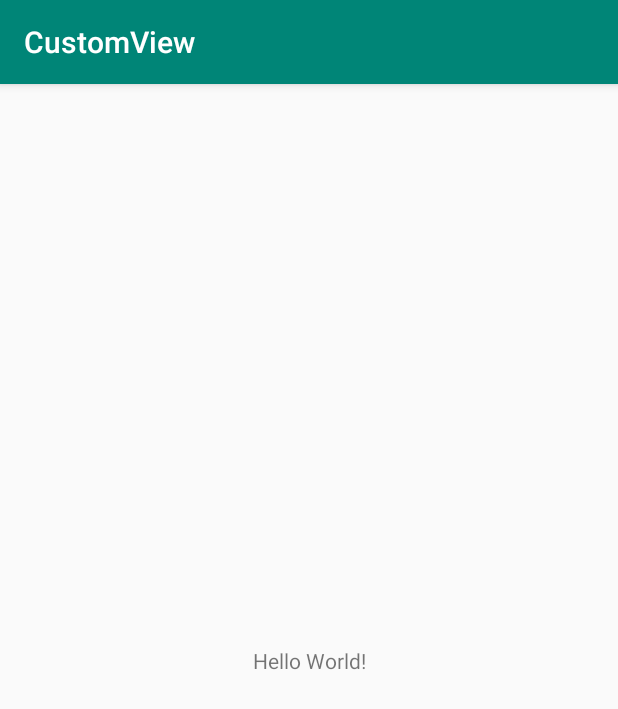
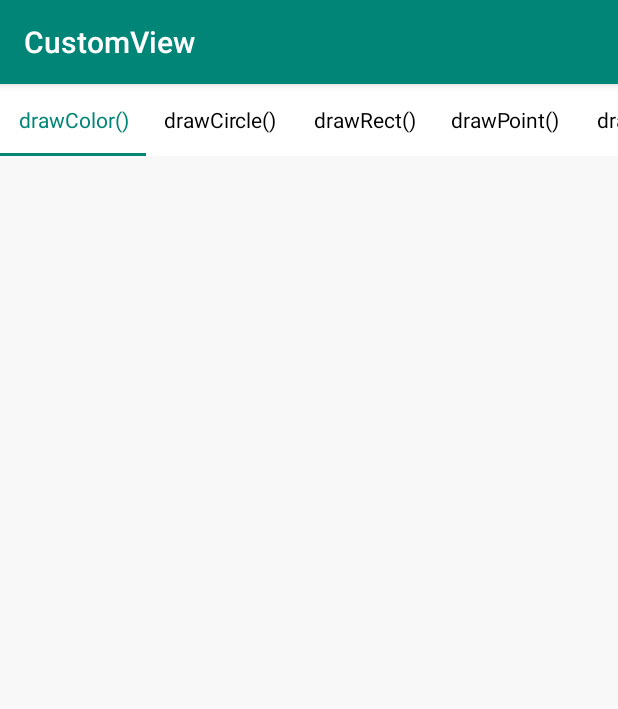
Before and after one commit to ListenerGao/CustomView, an Android app: the screen it shows after launch (MainActivity), on a phone screen of 412 x 824 dp. Shown: the top 709 px of the screen. Run offline under Robolectric (Android 15) with nearby library versions, the phone set to English and light mode, and no system bars.

Commit message:
add basic style

```diff
--- a/app/build.gradle
+++ b/app/build.gradle
@@ -20,9 +20,11 @@ android {
 
 dependencies {
     implementation fileTree(dir: 'libs', include: ['*.jar'])
-    implementation 'com.android.support:appcompat-v7:28.0.0-rc02'
+    implementation 'com.android.support:appcompat-v7:28.0.0'
     implementation 'com.android.support.constraint:constraint-layout:1.1.3'
     testImplementation 'junit:junit:4.12'
     androidTestImplementation 'com.android.support.test:runner:1.0.2'
     androidTestImplementation 'com.android.support.test.espresso:espresso-core:3.0.2'
+
+    implementation 'com.android.support:design:28.0.0'
 }
--- a/app/src/main/java/com/listenergao/customview/MainActivity.java
+++ b/app/src/main/java/com/listenergao/customview/MainActivity.java
@@ -1,7 +1,15 @@
 package com.listenergao.customview;
 
+import android.os.Bundle;
+import android.support.annotation.Nullable;
+import android.support.design.widget.TabLayout;
+import android.support.v4.app.Fragment;
+import android.support.v4.app.FragmentPagerAdapter;
+import android.support.v4.view.ViewPager;
 import android.support.v7.app.AppCompatActivity;
-import android.os.Bundle;
+
+import java.util.ArrayList;
+import java.util.List;
 
 /**
  * create on 19/03/10
@@ -10,9 +18,83 @@ import android.os.Bundle;
  */
 public class MainActivity extends AppCompatActivity {
 
+    private TabLayout mTabLayout;
+    private ViewPager mViewPager;
+
+    private List<PageModel> mPageModel;
+
+
     @Override
     protected void onCreate(Bundle savedInstanceState) {
         super.onCreate(savedInstanceState);
         setContentView(R.layout.activity_main);
+
+        initView();
+        initData();
+
     }
+
+    private void initView() {
+        mTabLayout = findViewById(R.id.tab_layout);
+        mViewPager = findViewById(R.id.view_pager);
+
+    }
+
+    private void initData() {
+
+        mPageModel = new ArrayList<>();
+
+        mPageModel.add(new PageModel(R.layout.sample_color, R.string.title_draw_color));
+        mPageModel.add(new PageModel(R.layout.sample_circle, R.string.title_draw_circle));
+        mPageModel.add(new PageModel(R.layout.sample_rect, R.string.title_draw_rect));
+        mPageModel.add(new PageModel(R.layout.sample_point, R.string.title_draw_point));
+        mPageModel.add(new PageModel(R.layout.sample_oval, R.string.title_draw_oval));
+        mPageModel.add(new PageModel(R.layout.sample_line, R.string.title_draw_line));
+        mPageModel.add(new PageModel(R.layout.sample_round_rect, R.string.title_draw_round_rect));
+        mPageModel.add(new PageModel(R.layout.sample_arc, R.string.title_draw_arc));
+        mPageModel.add(new PageModel(R.layout.sample_path, R.string.title_draw_path));
+        mPageModel.add(new PageModel(R.layout.sample_histogram, R.string.title_draw_histogram));
+        mPageModel.add(new PageModel(R.layout.sample_pie_chart, R.string.title_draw_pie_chart));
+
+
+        mViewPager.setAdapter(new FragmentPagerAdapter(getSupportFragmentManager()) {
+            @Override
+            public Fragment getItem(int i) {
+                PageModel pageModel = mPageModel.get(i);
+                return PageFragment.newInstance(pageModel.sampleLayoutRes);
+            }
+
+            @Override
+            public int getCount() {
+                return mPageModel.size();
+            }
+
+            @Nullable
+            @Override
+            public CharSequence getPageTitle(int position) {
+                return getString(mPageModel.get(position).titleRes);
+            }
+        });
+
+        mTabLayout.setupWithViewPager(mViewPager);
+    }
+
+    private class PageModel {
+        int sampleLayoutRes;
+        int titleRes;
+        int practiceLayoutRes;
+
+        public PageModel(int sampleLayoutRes, int titleRes, int practiceLayoutRes) {
+            this.sampleLayoutRes = sampleLayoutRes;
+            this.titleRes = titleRes;
+            this.practiceLayoutRes = practiceLayoutRes;
+        }
+
+        public PageModel(int sampleLayoutRes, int titleRes) {
+            this.sampleLayoutRes = sampleLayoutRes;
+            this.titleRes = titleRes;
+        }
+    }
+
+
 }
--- /dev/null
+++ b/app/src/main/java/com/listenergao/customview/PageFragment.java
@@ -0,0 +1,55 @@
+package com.listenergao.customview;
+
+import android.os.Bundle;
+import android.support.annotation.NonNull;
+import android.support.annotation.Nullable;
+import android.support.v4.app.Fragment;
+import android.view.LayoutInflater;
+import android.view.View;
+import android.view.ViewGroup;
+import android.view.ViewStub;
+
+/**
+ * create on 2019/3/15
+ *
+ * @author ListenerGao
+ */
+public class PageFragment extends Fragment {
+
+    private static final String TAG = "sampleLayoutRes";
+    private int mSampleLayoutRes;
+
+
+    public static PageFragment newInstance(int sampleLayoutRes) {
+        PageFragment fragment = new PageFragment();
+
+        Bundle bundle = new Bundle();
+        bundle.putInt(TAG, sampleLayoutRes);
+        fragment.setArguments(bundle);
+
+        return fragment;
+    }
+
+    @Nullable
+    @Override
+    public View onCreateView(@NonNull LayoutInflater inflater, @Nullable ViewGroup container, @Nullable Bundle savedInstanceState) {
+        View view = inflater.inflate(R.layout.fragment_page, container, false);
+
+        ViewStub sampleStub = view.findViewById(R.id.sample_stub);
+        sampleStub.setLayoutResource(mSampleLayoutRes);
+        sampleStub.inflate();
+        return view;
+    }
+
+    @Override
+    public void onCreate(@Nullable Bundle savedInstanceState) {
+        super.onCreate(savedInstanceState);
+
+        Bundle arguments = getArguments();
+        if (arguments != null) {
+            mSampleLayoutRes = arguments.getInt(TAG);
+        }
+
+
+    }
+}
--- a/app/src/main/res/layout/activity_main.xml
+++ b/app/src/main/res/layout/activity_main.xml
@@ -1,18 +1,28 @@
 <?xml version="1.0" encoding="utf-8"?>
-<android.support.constraint.ConstraintLayout xmlns:android="http://schemas.android.com/apk/res/android"
+<LinearLayout xmlns:android="http://schemas.android.com/apk/res/android"
     xmlns:app="http://schemas.android.com/apk/res-auto"
     xmlns:tools="http://schemas.android.com/tools"
     android:layout_width="match_parent"
     android:layout_height="match_parent"
+    android:background="#f8f8f8"
+    android:orientation="vertical"
     tools:context=".MainActivity">
 
-    <TextView
-        android:layout_width="wrap_content"
-        android:layout_height="wrap_content"
-        android:text="Hello World!"
-        app:layout_constraintBottom_toBottomOf="parent"
-        app:layout_constraintLeft_toLeftOf="parent"
-        app:layout_constraintRight_toRightOf="parent"
-        app:layout_constraintTop_toTopOf="parent" />
+    <android.support.design.widget.TabLayout
+        android:id="@+id/tab_layout"
+        android:layout_width="match_parent"
+        android:layout_height="48dp"
+        android:background="@android:color/white"
+        app:tabIndicatorColor="@color/colorPrimary"
+        app:tabMode="scrollable"
+        app:tabSelectedTextColor="@color/colorPrimary"
+        app:tabTextAppearance="@android:style/TextAppearance.Widget.TabWidget"
+        app:tabTextColor="@android:color/black" />
 
-</android.support.constraint.ConstraintLayout>
+
+    <android.support.v4.view.ViewPager
+        android:id="@+id/view_pager"
+        android:layout_width="match_parent"
+        android:layout_height="wrap_content" />
+
+</LinearLayout>
--- /dev/null
+++ b/app/src/main/res/layout/fragment_page.xml
@@ -0,0 +1,13 @@
+<?xml version="1.0" encoding="utf-8"?>
+<LinearLayout xmlns:android="http://schemas.android.com/apk/res/android"
+    android:layout_width="match_parent"
+    android:layout_height="match_parent"
+    android:orientation="vertical">
+
+    <ViewStub
+        android:id="@+id/sample_stub"
+        android:layout_width="match_parent"
+        android:layout_height="wrap_content" />
+
+
+</LinearLayout>
--- /dev/null
+++ b/app/src/main/res/layout/sample_arc.xml
@@ -0,0 +1,6 @@
+<?xml version="1.0" encoding="utf-8"?>
+<android.support.constraint.ConstraintLayout
+    xmlns:android="http://schemas.android.com/apk/res/android" android:layout_width="match_parent"
+    android:layout_height="match_parent">
+
+</android.support.constraint.ConstraintLayout>
--- /dev/null
+++ b/app/src/main/res/layout/sample_circle.xml
@@ -0,0 +1,6 @@
+<?xml version="1.0" encoding="utf-8"?>
+<android.support.constraint.ConstraintLayout
+    xmlns:android="http://schemas.android.com/apk/res/android" android:layout_width="match_parent"
+    android:layout_height="match_parent">
+
+</android.support.constraint.ConstraintLayout>
--- /dev/null
+++ b/app/src/main/res/layout/sample_color.xml
@@ -0,0 +1,6 @@
+<?xml version="1.0" encoding="utf-8"?>
+<android.support.constraint.ConstraintLayout
+    xmlns:android="http://schemas.android.com/apk/res/android" android:layout_width="match_parent"
+    android:layout_height="match_parent">
+
+</android.support.constraint.ConstraintLayout>
--- /dev/null
+++ b/app/src/main/res/layout/sample_histogram.xml
@@ -0,0 +1,6 @@
+<?xml version="1.0" encoding="utf-8"?>
+<android.support.constraint.ConstraintLayout
+    xmlns:android="http://schemas.android.com/apk/res/android" android:layout_width="match_parent"
+    android:layout_height="match_parent">
+
+</android.support.constraint.ConstraintLayout>
--- /dev/null
+++ b/app/src/main/res/layout/sample_line.xml
@@ -0,0 +1,6 @@
+<?xml version="1.0" encoding="utf-8"?>
+<android.support.constraint.ConstraintLayout
+    xmlns:android="http://schemas.android.com/apk/res/android" android:layout_width="match_parent"
+    android:layout_height="match_parent">
+
+</android.support.constraint.ConstraintLayout>
--- /dev/null
+++ b/app/src/main/res/layout/sample_oval.xml
@@ -0,0 +1,6 @@
+<?xml version="1.0" encoding="utf-8"?>
+<android.support.constraint.ConstraintLayout
+    xmlns:android="http://schemas.android.com/apk/res/android" android:layout_width="match_parent"
+    android:layout_height="match_parent">
+
+</android.support.constraint.ConstraintLayout>
--- /dev/null
+++ b/app/src/main/res/layout/sample_path.xml
@@ -0,0 +1,6 @@
+<?xml version="1.0" encoding="utf-8"?>
+<android.support.constraint.ConstraintLayout
+    xmlns:android="http://schemas.android.com/apk/res/android" android:layout_width="match_parent"
+    android:layout_height="match_parent">
+
+</android.support.constraint.ConstraintLayout>
--- /dev/null
+++ b/app/src/main/res/layout/sample_pie_chart.xml
@@ -0,0 +1,6 @@
+<?xml version="1.0" encoding="utf-8"?>
+<android.support.constraint.ConstraintLayout
+    xmlns:android="http://schemas.android.com/apk/res/android" android:layout_width="match_parent"
+    android:layout_height="match_parent">
+
+</android.support.constraint.ConstraintLayout>
--- /dev/null
+++ b/app/src/main/res/layout/sample_point.xml
@@ -0,0 +1,6 @@
+<?xml version="1.0" encoding="utf-8"?>
+<android.support.constraint.ConstraintLayout
+    xmlns:android="http://schemas.android.com/apk/res/android" android:layout_width="match_parent"
+    android:layout_height="match_parent">
+
+</android.support.constraint.ConstraintLayout>
--- /dev/null
+++ b/app/src/main/res/layout/sample_rect.xml
@@ -0,0 +1,6 @@
+<?xml version="1.0" encoding="utf-8"?>
+<android.support.constraint.ConstraintLayout
+    xmlns:android="http://schemas.android.com/apk/res/android" android:layout_width="match_parent"
+    android:layout_height="match_parent">
+
+</android.support.constraint.ConstraintLayout>
--- /dev/null
+++ b/app/src/main/res/layout/sample_round_rect.xml
@@ -0,0 +1,6 @@
+<?xml version="1.0" encoding="utf-8"?>
+<android.support.constraint.ConstraintLayout
+    xmlns:android="http://schemas.android.com/apk/res/android" android:layout_width="match_parent"
+    android:layout_height="match_parent">
+
+</android.support.constraint.ConstraintLayout>
--- a/app/src/main/res/values/strings.xml
+++ b/app/src/main/res/values/strings.xml
@@ -1,3 +1,15 @@
 <resources>
     <string name="app_name">CustomView</string>
+
+    <string name="title_draw_color">drawColor()</string>
+    <string name="title_draw_circle">drawCircle()</string>
+    <string name="title_draw_rect">drawRect()</string>
+    <string name="title_draw_point">drawPoint()</string>
+    <string name="title_draw_oval">drawOval()</string>
+    <string name="title_draw_line">drawLine()</string>
+    <string name="title_draw_round_rect">drawRoundRect()</string>
+    <string name="title_draw_arc">drawArc()</string>
+    <string name="title_draw_path">drawPath()</string>
+    <string name="title_draw_histogram">直方图</string>
+    <string name="title_draw_pie_chart">饼图</string>
 </resources>
```
Also changed, not shown: app/src/main/java/com/listenergao/customview/view/CustomView.java (added, +98 -0 lines), app/src/main/java/com/listenergao/customview/view/PathView.java (added, +67 -0 lines).
